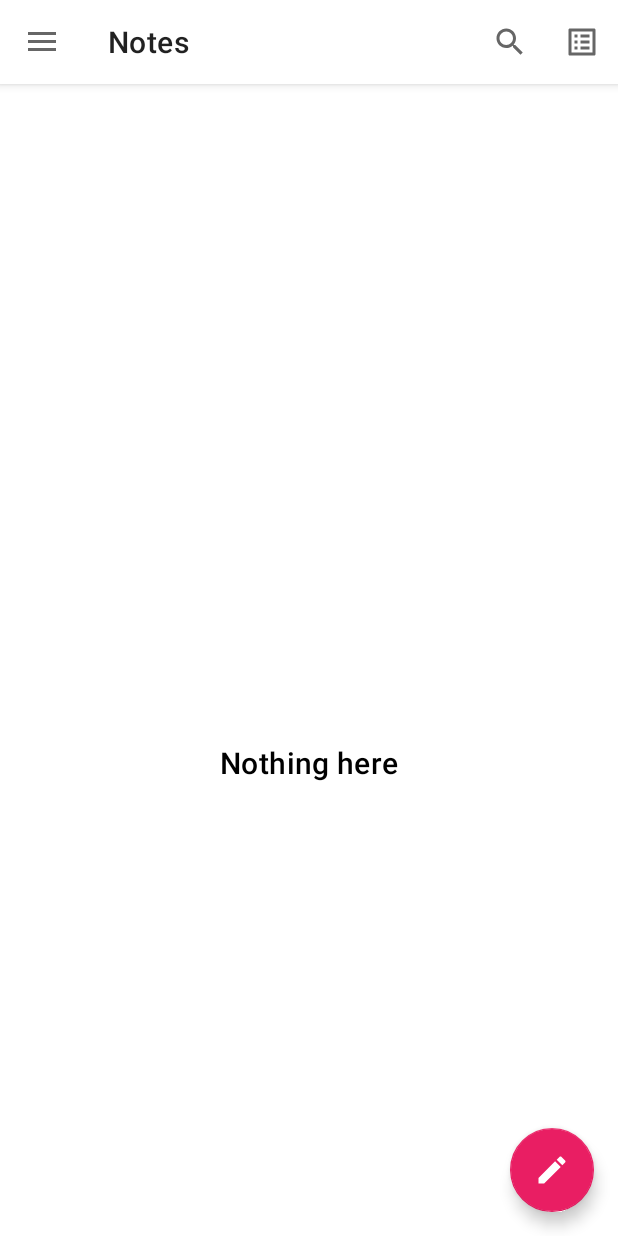
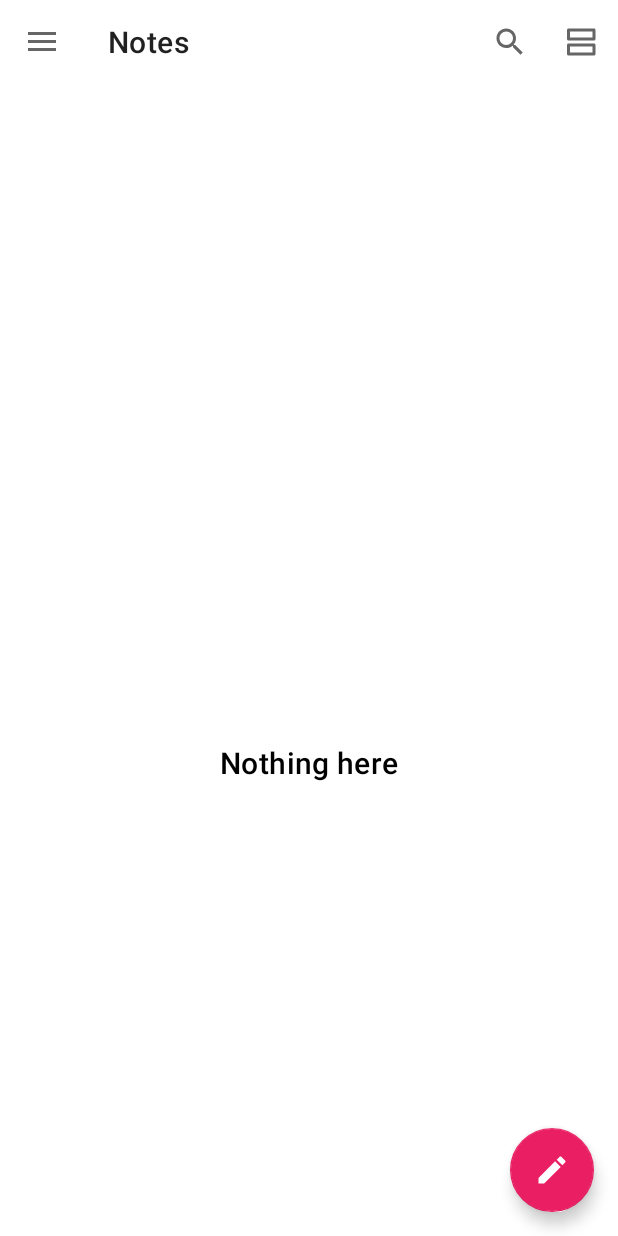
Before and after one commit to ductuan15/buggy-note-v2, an Android app: the NotesFragment screen opened directly, with no data from a screen before it, after a tap on "Item view", on a phone screen of 412 x 824 dp. Run offline under Robolectric (Android 15) with nearby library versions, the phone set to English and light mode, and no system bars; our stand-ins replace Room's generated code, Timber, data binding, navigation-ui; libraries missing offline, so code that uses them is left out: io.noties.markwon; 9 statements that could not run were skipped.

Commit message:
Update the layout of app bar, add layout animator to recycler views

```diff
--- a/app/src/main/java/com/hcmus/clc18se/buggynote2/adapters/BindingAdapters.java
+++ b/app/src/main/java/com/hcmus/clc18se/buggynote2/adapters/BindingAdapters.java
@@ -399,12 +399,15 @@ public class BindingAdapters {
                                    @Nullable Markwon markwon,
                                    @Nullable String noteContent,
                                    @Nullable Boolean verticalScrollBarEnabled) {
+        if (verticalScrollBarEnabled != null) {
+            textView.setVerticalScrollBarEnabled(verticalScrollBarEnabled);
+        }
+        else {
+            textView.setVerticalScrollBarEnabled(false);
+        }
+
         if (markwon != null && noteContent != null) {
             markwon.setMarkdown(textView, noteContent);
-
-            if (verticalScrollBarEnabled != null) {
-                textView.setVerticalScrollBarEnabled(verticalScrollBarEnabled);
-            }
 
         } else if (noteContent != null) {
             textView.setText(null);
--- a/app/src/main/java/com/hcmus/clc18se/buggynote2/fragments/ArchivedFragment.java
+++ b/app/src/main/java/com/hcmus/clc18se/buggynote2/fragments/ArchivedFragment.java
@@ -343,7 +343,7 @@ public class ArchivedFragment extends Fragment {
         if (noteListDisplayType.equals(list)) {
             noteListDisplayItem.setIcon(R.drawable.ic_baseline_grid_view_24);
         } else {
-            noteListDisplayItem.setIcon(R.drawable.ic_baseline_list_alt_24);
+            noteListDisplayItem.setIcon(R.drawable.ic_outline_view_agenda_24);
         }
     }
 
@@ -358,7 +358,7 @@ public class ArchivedFragment extends Fragment {
         if (item.getItemId() == R.id.note_list_item_view_type) {
             onItemTypeOptionClicked();
             if (preferences.getString(getString(R.string.note_list_view_type_key), "0").equals("0")) {
-                item.setIcon(R.drawable.ic_baseline_list_alt_24);
+                item.setIcon(R.drawable.ic_outline_view_agenda_24);
             } else {
                 item.setIcon(R.drawable.ic_baseline_grid_view_24);
             }
@@ -384,7 +384,7 @@ public class ArchivedFragment extends Fragment {
 
         notesViewModel.requestReordering();
         archivedNoteAdapter.notifyDataSetChanged();
-        // binding.noteList.startLayoutAnimation();
+        binding.noteList.startLayoutAnimation();
     }
 
     class ArchivedActionMode implements ActionMode.Callback {
--- a/app/src/main/java/com/hcmus/clc18se/buggynote2/fragments/NotesFragment.java
+++ b/app/src/main/java/com/hcmus/clc18se/buggynote2/fragments/NotesFragment.java
@@ -365,7 +365,7 @@ public class NotesFragment extends Fragment implements OnBackPressed {
         if (noteListDisplayType.equals(list)) {
             noteListDisplayItem.setIcon(R.drawable.ic_baseline_grid_view_24);
         } else {
-            noteListDisplayItem.setIcon(R.drawable.ic_baseline_list_alt_24);
+            noteListDisplayItem.setIcon(R.drawable.ic_outline_view_agenda_24);
         }
     }
 
@@ -443,7 +443,7 @@ public class NotesFragment extends Fragment implements OnBackPressed {
 
         notesViewModel.requestReordering();
         concatAdapter.notifyDataSetChanged();
-        // binding.noteList.startLayoutAnimation();
+        binding.noteList.startLayoutAnimation();
     }
 
     @Override
@@ -451,7 +451,7 @@ public class NotesFragment extends Fragment implements OnBackPressed {
         if (item.getItemId() == R.id.note_list_item_view_type) {
             onItemTypeOptionClicked();
             if (preferences.getString(getString(R.string.note_list_view_type_key), "0").equals("0")) {
-                item.setIcon(R.drawable.ic_baseline_list_alt_24);
+                item.setIcon(R.drawable.ic_outline_view_agenda_24);
             } else {
                 item.setIcon(R.drawable.ic_baseline_grid_view_24);
             }
--- a/app/src/main/java/com/hcmus/clc18se/buggynote2/fragments/TrashFragment.java
+++ b/app/src/main/java/com/hcmus/clc18se/buggynote2/fragments/TrashFragment.java
@@ -296,7 +296,7 @@ public class TrashFragment extends Fragment {
         if (noteListDisplayType.equals(list)) {
             noteListDisplayItem.setIcon(R.drawable.ic_baseline_grid_view_24);
         } else {
-            noteListDisplayItem.setIcon(R.drawable.ic_baseline_list_alt_24);
+            noteListDisplayItem.setIcon(R.drawable.ic_outline_view_agenda_24);
         }
     }
 
@@ -311,7 +311,7 @@ public class TrashFragment extends Fragment {
         if (item.getItemId() == R.id.note_list_item_view_type) {
             onItemTypeOptionClicked();
             if (preferences.getString(getString(R.string.note_list_view_type_key), "0").equals("0")) {
-                item.setIcon(R.drawable.ic_baseline_list_alt_24);
+                item.setIcon(R.drawable.ic_outline_view_agenda_24);
             } else {
                 item.setIcon(R.drawable.ic_baseline_grid_view_24);
             }
@@ -337,7 +337,7 @@ public class TrashFragment extends Fragment {
 
         notesViewModel.requestReordering();
         trashedNoteAdapter.notifyDataSetChanged();
-        // binding.noteList.startLayoutAnimation();
+        binding.noteList.startLayoutAnimation();
     }
 
     class TrashActionMode implements ActionMode.Callback {
--- /dev/null
+++ b/app/src/main/res/anim/item_animation_fall_down.xml
@@ -0,0 +1,28 @@
+<?xml version="1.0" encoding="utf-8"?>
+<!--https://gist.github.com/iamnaran/cd715475ac953c93d30c3443ccf7180a-->
+<set xmlns:android="http://schemas.android.com/apk/res/android"
+    android:duration="280">
+
+    <translate
+        android:fromYDelta="-20%"
+        android:toYDelta="0"
+        android:interpolator="@android:anim/decelerate_interpolator"
+        />
+
+    <alpha
+        android:fromAlpha="0"
+        android:toAlpha="1"
+        android:interpolator="@android:anim/decelerate_interpolator"
+        />
+
+    <scale
+        android:fromXScale="105%"
+        android:fromYScale="105%"
+        android:toXScale="100%"
+        android:toYScale="100%"
+        android:pivotX="50%"
+        android:pivotY="50%"
+        android:interpolator="@android:anim/decelerate_interpolator"
+        />
+
+</set>
--- /dev/null
+++ b/app/src/main/res/anim/layout_animator.xml
@@ -0,0 +1,6 @@
+<?xml version="1.0" encoding="utf-8"?>
+<!--    https://gist.github.com/iamnaran/cd715475ac953c93d30c3443ccf7180a-->
+<layoutAnimation xmlns:android="http://schemas.android.com/apk/res/android"
+    android:animation="@anim/item_animation_fall_down"
+    android:animationOrder="normal"
+    android:delay="15%" />
--- a/app/src/main/res/drawable/ic_markdown_mark.xml
+++ b/app/src/main/res/drawable/ic_markdown_mark.xml
@@ -6,9 +6,9 @@
   <path
       android:pathData="M15,5L193,5A10,10 0,0 1,203 15L203,113A10,10 0,0 1,193 123L15,123A10,10 0,0 1,5 113L5,15A10,10 0,0 1,15 5z"
       android:strokeWidth="10"
-      android:fillColor="#FFFFFF"
-      android:strokeColor="?colorControlNormal"/>
+      android:fillColor="@android:color/transparent"
+      android:strokeColor="?colorOnSurface"/>
   <path
-      android:fillColor="?colorControlNormal"
+      android:fillColor="?colorOnSurface"
       android:pathData="M30,98L30,30h20l20,25 20,-25h20v68L90,98L90,59L70,84 50,59v39zM155,98l-30,-33h20L145,30h20v35h20z"/>
 </vector>
--- /dev/null
+++ b/app/src/main/res/drawable/ic_outline_view_agenda_24.xml
@@ -0,0 +1,10 @@
+<vector xmlns:android="http://schemas.android.com/apk/res/android"
+    android:width="24dp"
+    android:height="24dp"
+    android:viewportWidth="24"
+    android:viewportHeight="24"
+    android:tint="?attr/colorControlNormal">
+  <path
+      android:fillColor="@android:color/white"
+      android:pathData="M19,5v4L4,9L4,5h15m0,10v4L4,19v-4h15m1,-12L3,3c-0.55,0 -1,0.45 -1,1v6c0,0.55 0.45,1 1,1h17c0.55,0 1,-0.45 1,-1L21,4c0,-0.55 -0.45,-1 -1,-1zM20,13L3,13c-0.55,0 -1,0.45 -1,1v6c0,0.55 0.45,1 1,1h17c0.55,0 1,-0.45 1,-1v-6c0,-0.55 -0.45,-1 -1,-1z"/>
+</vector>
--- a/app/src/main/res/layout/app_bar_main.xml
+++ b/app/src/main/res/layout/app_bar_main.xml
@@ -14,6 +14,8 @@
         noteColor="@{note.note}"
         android:layout_width="match_parent"
         android:layout_height="wrap_content"
+        app:elevation="0dp"
+        app:statusBarForeground="@color/white_A80"
         android:fitsSystemWindows="true">
 
         <com.google.android.material.appbar.CollapsingToolbarLayout
@@ -26,8 +28,8 @@
             app:titleEnabled="false">
 
             <com.google.android.material.appbar.MaterialToolbar
+                android:id="@+id/toolbar"
                 noteColor="@{note.note}"
-                android:id="@+id/toolbar"
                 android:layout_width="match_parent"
                 android:layout_height="wrap_content"
                 android:background="?colorSurface"
--- a/app/src/main/res/layout/fragment_tags.xml
+++ b/app/src/main/res/layout/fragment_tags.xml
@@ -107,6 +107,7 @@
                 android:layout_width="match_parent"
                 android:layout_height="match_parent"
                 app:layoutManager="androidx.recyclerview.widget.LinearLayoutManager"
+                android:layoutAnimation="@anim/layout_animator"
                 tools:itemCount="5"
                 tools:listitem="@layout/item_tag" />
 
--- a/app/src/main/res/menu/archive.xml
+++ b/app/src/main/res/menu/archive.xml
@@ -4,7 +4,7 @@
     xmlns:tools="http://schemas.android.com/tools">
     <item
         android:id="@+id/note_list_item_view_type"
-        android:icon="@drawable/ic_baseline_list_alt_24"
+        android:icon="@drawable/ic_outline_view_agenda_24"
         android:title="@string/item_view"
         android:titleCondensed="View"
         android:visible="true"
--- a/app/src/main/res/menu/main.xml
+++ b/app/src/main/res/menu/main.xml
@@ -14,7 +14,7 @@
 
     <item
         android:id="@+id/note_list_item_view_type"
-        android:icon="@drawable/ic_baseline_list_alt_24"
+        android:icon="@drawable/ic_outline_view_agenda_24"
         android:title="@string/item_view"
         android:titleCondensed="View"
         android:visible="true"
--- a/app/src/main/res/menu/trash.xml
+++ b/app/src/main/res/menu/trash.xml
@@ -4,7 +4,7 @@
     xmlns:tools="http://schemas.android.com/tools">
     <item
         android:id="@+id/note_list_item_view_type"
-        android:icon="@drawable/ic_baseline_list_alt_24"
+        android:icon="@drawable/ic_outline_view_agenda_24"
         android:title="@string/item_view"
         android:titleCondensed="View"
         android:visible="true"
--- a/app/src/main/res/values/styles.xml
+++ b/app/src/main/res/values/styles.xml
@@ -21,6 +21,7 @@
         <item name="android:layout_marginStart">8dp</item>
         <item name="android:nestedScrollingEnabled">false</item>
         <item name="android:orientation">horizontal</item>
+        <item name="android:layoutAnimation">@anim/layout_animator</item>
     </style>
 
     <style name="note_list_recycler_view">
@@ -28,6 +29,7 @@
         <item name="android:layout_height">0dp</item>
         <item name="android:layout_marginHorizontal">@dimen/item_note_margin</item>
         <item name="android:layout_marginVertical">@dimen/item_note_margin</item>
+        <item name="android:layoutAnimation">@anim/layout_animator</item>
         <item name="android:layout_weight">1</item>
         <item name="android:animateLayoutChanges">false</item>
     </style>
```
